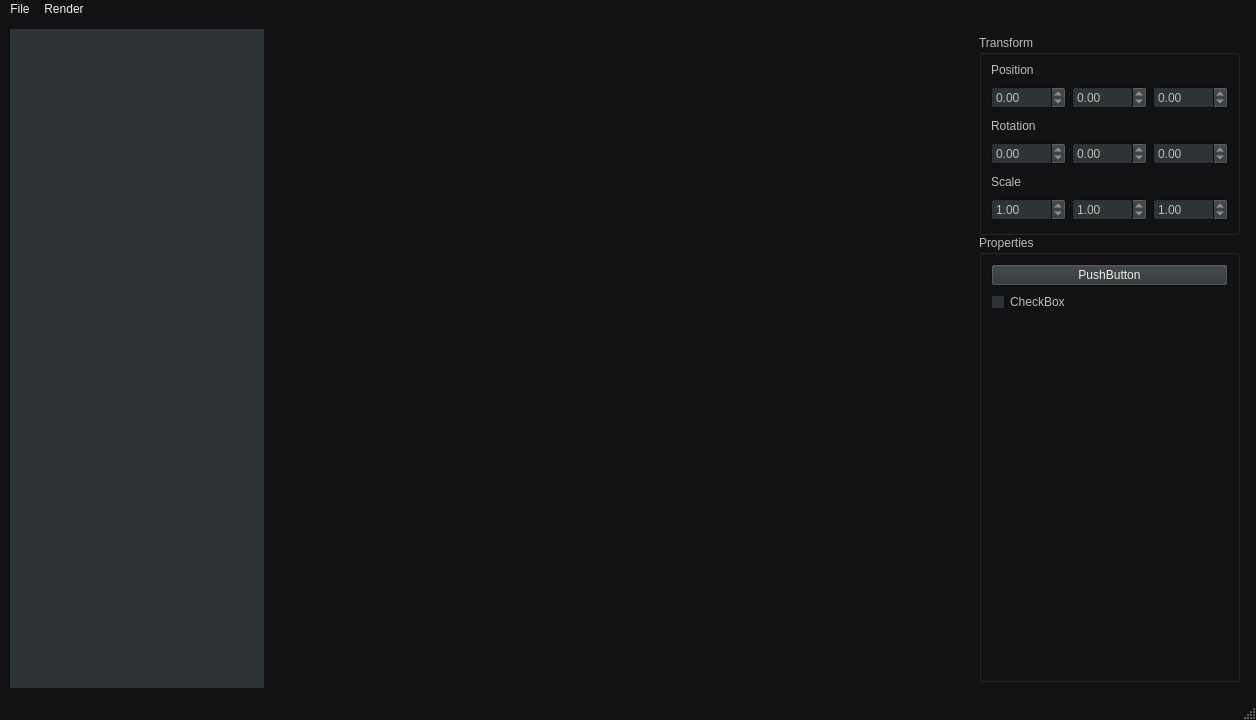
Qt form ui/MainWindow.ui (NCCA/cfgaa22-Wantcha) before a commit.
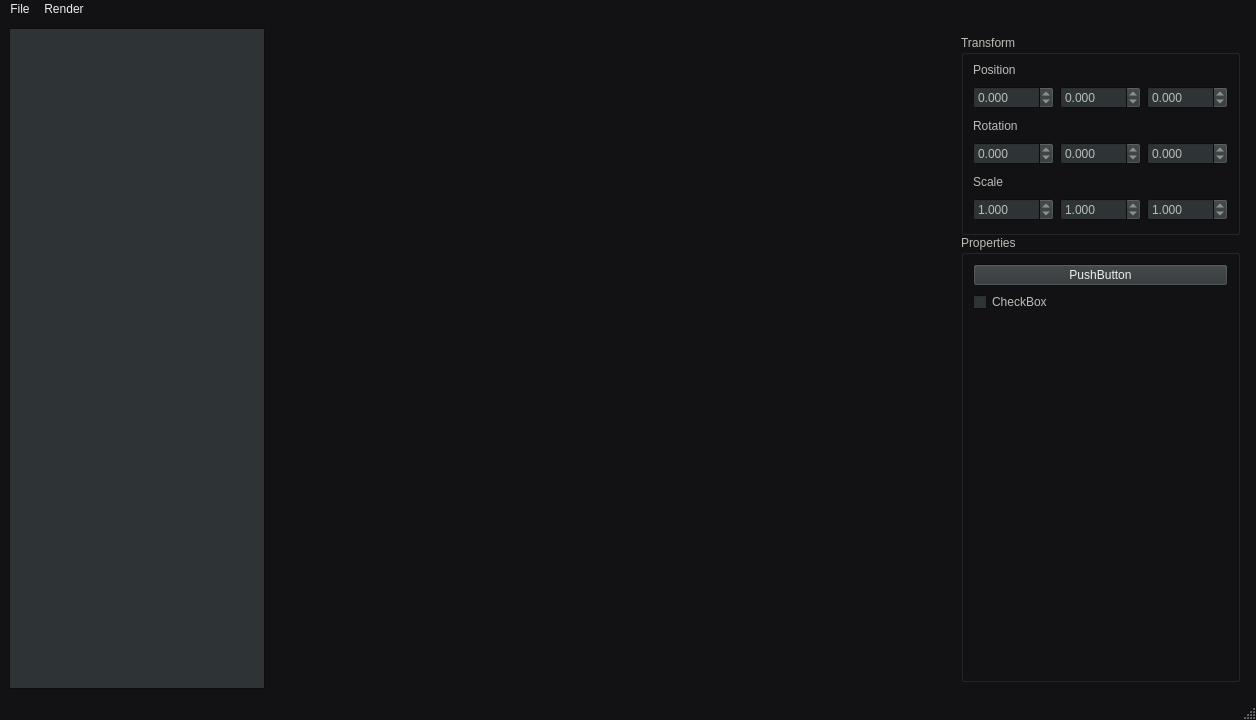
The same form after that commit.

Patch:
```diff
--- a/ui/MainWindow.ui
+++ b/ui/MainWindow.ui
@@ -347,6 +347,9 @@
            <property name="showGroupSeparator" stdset="0">
             <bool>false</bool>
            </property>
+           <property name="decimals">
+            <number>3</number>
+           </property>
            <property name="minimum">
             <double>-360.000000000000000</double>
            </property>
@@ -373,6 +376,9 @@
          </item>
          <item row="4" column="2">
           <widget class="QDoubleSpinBox" name="m_rotY">
+           <property name="decimals">
+            <number>3</number>
+           </property>
            <property name="minimum">
             <double>-360.000000000000000</double>
            </property>
@@ -383,6 +389,9 @@
          </item>
          <item row="7" column="1">
           <widget class="QDoubleSpinBox" name="m_scaleX">
+           <property name="decimals">
+            <number>3</number>
+           </property>
            <property name="minimum">
             <double>-1000.000000000000000</double>
            </property>
@@ -415,6 +424,9 @@
          </item>
          <item row="1" column="3">
           <widget class="QDoubleSpinBox" name="m_posZ">
+           <property name="decimals">
+            <number>3</number>
+           </property>
            <property name="minimum">
             <double>-1000.000000000000000</double>
            </property>
@@ -441,6 +453,9 @@
          </item>
          <item row="1" column="1">
           <widget class="QDoubleSpinBox" name="m_posX">
+           <property name="decimals">
+            <number>3</number>
+           </property>
            <property name="minimum">
             <double>-1000.000000000000000</double>
            </property>
@@ -454,6 +469,9 @@
          </item>
          <item row="7" column="3">
           <widget class="QDoubleSpinBox" name="m_scaleZ">
+           <property name="decimals">
+            <number>3</number>
+           </property>
            <property name="minimum">
             <double>-1000.000000000000000</double>
            </property>
@@ -470,6 +488,9 @@
          </item>
          <item row="7" column="2">
           <widget class="QDoubleSpinBox" name="m_scaleY">
+           <property name="decimals">
+            <number>3</number>
+           </property>
            <property name="minimum">
             <double>-1000.000000000000000</double>
            </property>
@@ -505,6 +526,9 @@
          </item>
          <item row="1" column="2">
           <widget class="QDoubleSpinBox" name="m_posY">
+           <property name="decimals">
+            <number>3</number>
+           </property>
            <property name="minimum">
             <double>-1000.000000000000000</double>
            </property>
@@ -531,6 +555,9 @@
          </item>
          <item row="4" column="3">
           <widget class="QDoubleSpinBox" name="m_rotZ">
+           <property name="decimals">
+            <number>3</number>
+           </property>
            <property name="minimum">
             <double>-360.000000000000000</double>
            </property>
```
